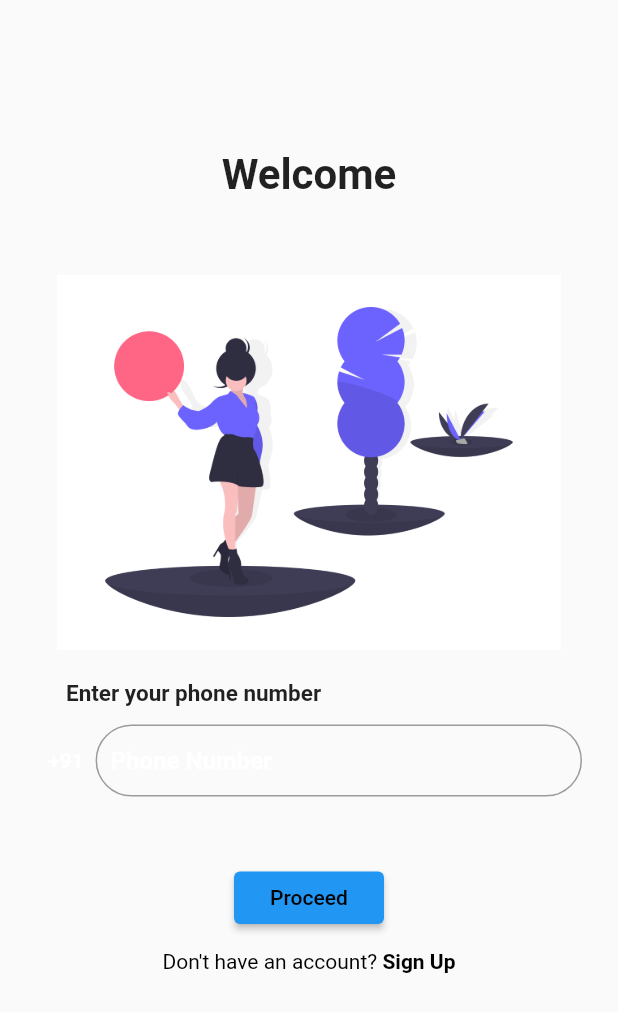
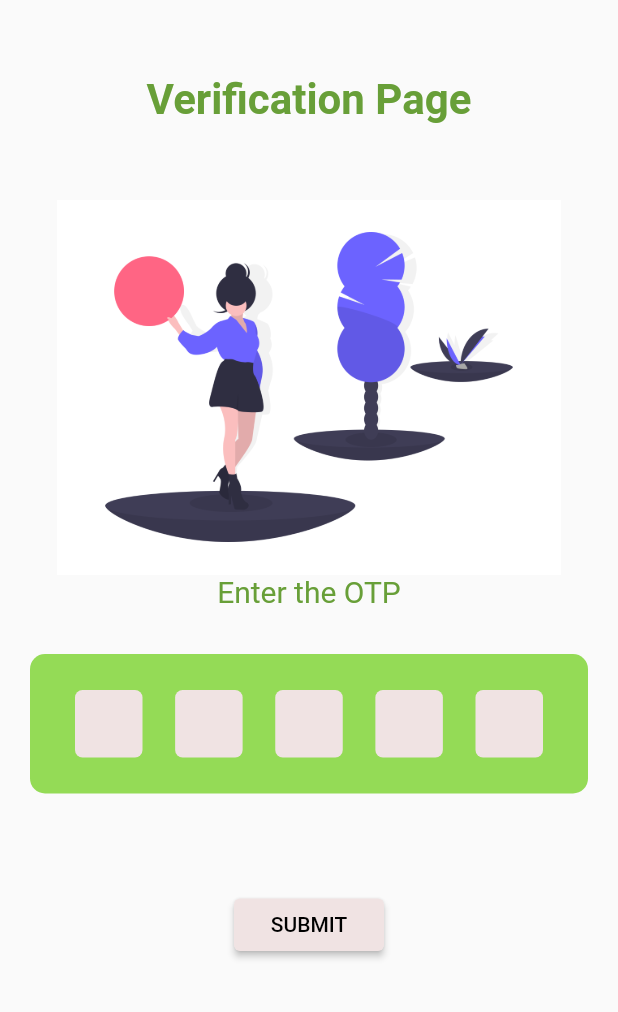
Before and after one commit to Neowise12/AyTo_RIDER, a Flutter app: the screen it shows after launch, after a tap on "Proceed", on a phone screen of 412 x 824 dp. Shown: the top 1012 px of the screen. Run offline on Flutter 3.47's test engine with Material 2 defaults, Android fonts, the phone set to English and light mode, and no system bars; our stand-ins replace pinput.

```diff
--- a/lib/LoginPages/login_Page.dart
+++ b/lib/LoginPages/login_Page.dart
@@ -1,11 +1,15 @@
 // ignore_for_file: file_names
 
 import 'package:flutter/material.dart';
+import 'package:rider/LoginPages/otp_Page.dart';
 import 'package:rider/Utilites/edit_text.dart';
-import 'package:rider/brand_colors.dart';
+import '../Utilites/brand_colors.dart';
 
 class LoginPage extends StatefulWidget {
+
+
   const LoginPage({Key? key}) : super(key: key);
+
 
   @override
   _LoginPageState createState() => _LoginPageState();
@@ -14,14 +18,24 @@ class LoginPage extends StatefulWidget {
 class _LoginPageState extends State<LoginPage> {
 
 
+  final  mycontroller = TextEditingController();
+
+
   @override
   Widget build(BuildContext context) {
 
      final button = SizedBox(
        width: 100,
        height: 35,
-       child: ElevatedButton(onPressed: (){
-         print("done");},
+       child: ElevatedButton(
+         onPressed: (){
+         Navigator.of(context).push(
+             MaterialPageRoute(builder: (context)=>OtpPage(mycontroller.text)
+             )
+         );
+
+         },
+
          child: Text("Proceed"),
          style: ElevatedButton.styleFrom(
            primary: BrandColors.button,
@@ -49,7 +63,8 @@ class _LoginPageState extends State<LoginPage> {
     final phonenumber = TextFormField(
       keyboardType: TextInputType.phone,
       autofocus: false,
-      initialValue: '',
+      //initialValue: '',
+      controller: mycontroller,
       decoration: InputDecoration(
         hintText: 'Phone Number',
         hintStyle: const TextStyle(
@@ -57,6 +72,7 @@ class _LoginPageState extends State<LoginPage> {
         ),
         contentPadding: EdgeInsets.fromLTRB(10.0, 10.0, 20.0, 10.0),
         border: OutlineInputBorder(borderRadius: BorderRadius.circular(30.0)),
+
       ),
     );
 
@@ -122,7 +138,7 @@ class _LoginPageState extends State<LoginPage> {
                   padding: const EdgeInsets.all(8.0),
                   child: Center(
                     child: RichText(
-                      text: TextSpan(
+                      text: const TextSpan(
                         text: "Don't have an account? ",
                         style: TextStyle(
                           color: Colors.black,
@@ -134,7 +150,6 @@ class _LoginPageState extends State<LoginPage> {
                               color: BrandColors.signup,
                               fontWeight: FontWeight.bold
                             )
-
                           )
                         ]
 
--- /dev/null
+++ b/lib/LoginPages/otp_Page.dart
@@ -0,0 +1,129 @@
+// ignore_for_file: file_names
+
+import 'package:flutter/material.dart';
+import 'package:pinput/pin_put/pin_put.dart';
+import 'package:rider/Utilites/brand_colors.dart';
+
+class OtpPage extends StatefulWidget {
+  const OtpPage(this.phones);
+
+  final String phones;
+  //OtpPage(this.phones);
+
+
+  @override
+  _OtpPageState createState() => _OtpPageState();
+}
+
+class _OtpPageState extends State<OtpPage> {
+  final _pinPutController = TextEditingController();
+  final _pinPutFocusNode = FocusNode();
+  final button = SizedBox(
+      width: 100,
+      height: 35,
+      child: ElevatedButton(
+        onPressed: (){
+
+          print("done");
+
+          // Navigator.of(context).push(
+          //     MaterialPageRoute(builder: (context)=>OtpPage(mycontroller.text)
+          //     )
+          // );
+
+        },
+
+        child: Text("SUBMIT"),
+        style: ElevatedButton.styleFrom(
+            primary: BrandColors.button,
+            onPrimary: Colors.black
+
+
+        ),
+      ));
+
+  final BoxDecoration pinPutDecoration = BoxDecoration(
+    color: BrandColors.button,
+    borderRadius: BorderRadius.circular(5.0),
+  );
+  @override
+  Widget build(BuildContext context) {
+
+
+    return Material(
+      child: Column(
+        children: [
+          const SizedBox(
+            height: 50,
+            width: 50,
+          ),
+          const Text("Verification Page",
+              style: TextStyle(
+                  fontSize: 28, fontWeight: FontWeight.bold,
+                  color: BrandColors.enterphonenumber
+              )),
+          const SizedBox(
+            width: 350,
+            height: 50,
+          ),
+          Image.asset("assets/images/login1.png",
+            fit: BoxFit.cover,
+            height: 250,),
+          const Center(
+            child: Text("Enter the OTP",
+              style: TextStyle(
+                fontSize: 20,
+                color: BrandColors.enterphonenumber
+            ),),
+    ),
+          // Container(
+          //     child: Center(
+          //     child: Text('verify +91 ${widget.phones}')
+          //     )
+          // ),
+          //Otp box
+          const SizedBox(
+            height: 10,
+            width: 10,
+          ),
+
+          Padding(
+            padding: const EdgeInsets.all(20.0),
+            child: Container(
+              decoration: BoxDecoration(
+                color: BrandColors.editText,
+                borderRadius: BorderRadius.circular(10.0 )
+              ),
+              child: Padding(
+                  padding:const EdgeInsets.all(20.0),
+              child: PinPut(
+                eachFieldWidth: 45.0,
+                eachFieldHeight: 45.0,
+                withCursor: true,
+                fieldsCount: 5,
+                focusNode: _pinPutFocusNode,
+                controller: _pinPutController,
+                eachFieldMargin: EdgeInsets.symmetric(horizontal: 10),
+                //onSubmit: (String pin) => _showSnackBar(pin),
+                submittedFieldDecoration: pinPutDecoration,
+                selectedFieldDecoration: pinPutDecoration,
+                followingFieldDecoration: pinPutDecoration,
+                pinAnimationType: PinAnimationType.scale,
+                textStyle:
+                const TextStyle(color: Colors.black, fontSize: 20.0, height: 1),
+              )
+              ),
+            ),
+          ),
+          const SizedBox(
+            width: 350,
+            height: 50,
+          ),
+          button,
+
+
+        ],
+      ),
+    );
+  }
+}
--- a/lib/Utilites/edit_text.dart
+++ b/lib/Utilites/edit_text.dart
@@ -1,5 +1,5 @@
 import 'package:flutter/material.dart';
-import 'package:rider/brand_colors.dart';
+import 'brand_colors.dart';
 
 class MyEditText extends StatelessWidget {
   const MyEditText({Key? key}) : super(key: key);
--- a/pubspec.yaml
+++ b/pubspec.yaml
@@ -27,8 +27,11 @@ environment:
 # the latest version available on pub.dev. To see which dependencies have newer
 # versions available, run `flutter pub outdated`.
 dependencies:
+  pinput: ^1.2.2
   flutter:
     sdk: flutter
+
+
 
 
   # The following adds the Cupertino Icons font to your application.
```
Also changed, not shown: lib/LoginPages/signUp_page.dart (added), lib/Utilites/buttons.dart (added), pubspec.lock.
